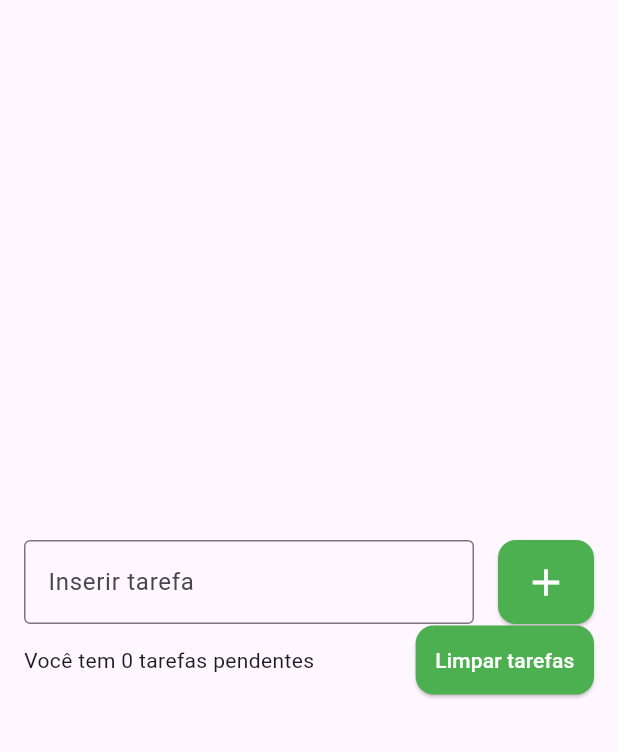
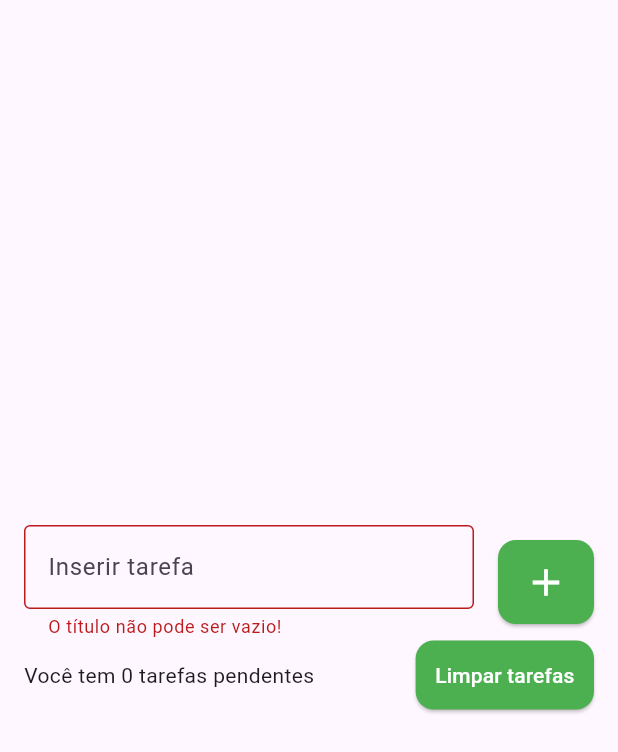
Before and after one commit to DemetriusMassard/lista_tarefas, a Flutter app: the screen it shows after launch, after a tap on the "add" icon, on a phone screen of 412 x 824 dp. Shown: the top 752 px of the screen. Run offline on Flutter 3.47's test engine with Material 3 defaults, Android fonts, the phone set to English and light mode, and no system bars; our stand-ins replace flutter_slidable, shared_preferences.

Commit message:
feat(todo_list_page):error message

```diff
--- a/lib/app/home/todo_list_page.dart
+++ b/lib/app/home/todo_list_page.dart
@@ -13,6 +13,7 @@ class TodoListPage extends StatefulWidget {
 class _TodoListPageState extends State<TodoListPage> {
   final TextEditingController taskController = TextEditingController();
   final TaskRepository tasksRepository = TaskRepository();
+  String? errorText;
 
   List<Task> tasks = [];
 
@@ -67,7 +68,9 @@ class _TodoListPageState extends State<TodoListPage> {
       child: TextField(
         controller: taskController,
         decoration: InputDecoration(
-            hintText: "Inserir tarefa", border: OutlineInputBorder()),
+            hintText: "Inserir tarefa",
+            border: OutlineInputBorder(),
+            errorText: errorText),
       ),
     );
   }
@@ -120,7 +123,9 @@ class _TodoListPageState extends State<TodoListPage> {
 
   void addTask() {
     if (taskController.text == "") {
-      //TODO: error message
+      setState(() {
+        errorText = "O título não pode ser vazio!";
+      });
     } else {
       setState(
         () {
@@ -130,6 +135,7 @@ class _TodoListPageState extends State<TodoListPage> {
           tasks.add(newTask);
           taskController.clear();
           tasksRepository.saveTasks(tasks);
+          errorText = null;
         },
       );
     }
```
Also changed, not shown: 4 other files.
